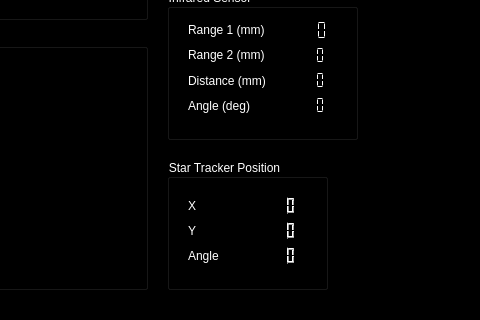
The window that ARVID_GS/mainwindow.ui (Eruvae/floatsat5) describes before a commit, drawn with Qt 5; both pictures show x 503 to 983 and y 387 to 707 of the 983 by 707 pixel window.
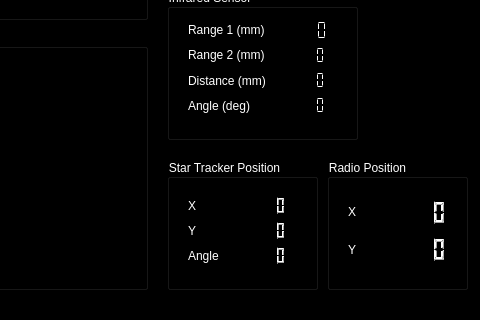
The same window after the commit. Icons and pictures are not drawn. Custom widgets are drawn as their Qt base class.

Commit message: Added radio position data to GS!

What changed in the file:
```diff
--- a/ARVID_GS/mainwindow.ui
+++ b/ARVID_GS/mainwindow.ui
@@ -786,7 +786,7 @@
      <rect>
       <x>670</x>
       <y>510</y>
-      <width>161</width>
+      <width>151</width>
       <height>131</height>
      </rect>
     </property>
@@ -798,7 +798,7 @@
       <rect>
        <x>10</x>
        <y>26</y>
-       <width>141</width>
+       <width>131</width>
        <height>91</height>
       </rect>
      </property>
@@ -867,6 +867,59 @@
      </property>
     </widget>
    </widget>
+   <widget class="QGroupBox" name="groupBox_8">
+    <property name="geometry">
+     <rect>
+      <x>830</x>
+      <y>510</y>
+      <width>141</width>
+      <height>131</height>
+     </rect>
+    </property>
+    <property name="title">
+     <string>Radio Position</string>
+    </property>
+    <widget class="QWidget" name="layoutWidget_2">
+     <property name="geometry">
+      <rect>
+       <x>10</x>
+       <y>26</y>
+       <width>121</width>
+       <height>91</height>
+      </rect>
+     </property>
+     <layout class="QHBoxLayout" name="horizontalLayout_4">
+      <item>
+       <layout class="QVBoxLayout" name="verticalLayout_13">
+        <item>
+         <widget class="QLabel" name="label_33">
+          <property name="text">
+           <string>X</string>
+          </property>
+         </widget>
+        </item>
+        <item>
+         <widget class="QLabel" name="label_34">
+          <property name="text">
+           <string>Y</string>
+          </property>
+         </widget>
+        </item>
+       </layout>
+      </item>
+      <item>
+       <layout class="QVBoxLayout" name="verticalLayout_14">
+        <item>
+         <widget class="QLCDNumber" name="rpLcdx"/>
+        </item>
+        <item>
+         <widget class="QLCDNumber" name="rpLcdy"/>
+        </item>
+       </layout>
+      </item>
+     </layout>
+    </widget>
+   </widget>
   </widget>
   <widget class="QMenuBar" name="menuBar">
    <property name="geometry">
```
Left out of the diff: 2 changed lines with no effect on the pictures. The commit also changes 1 other file.
